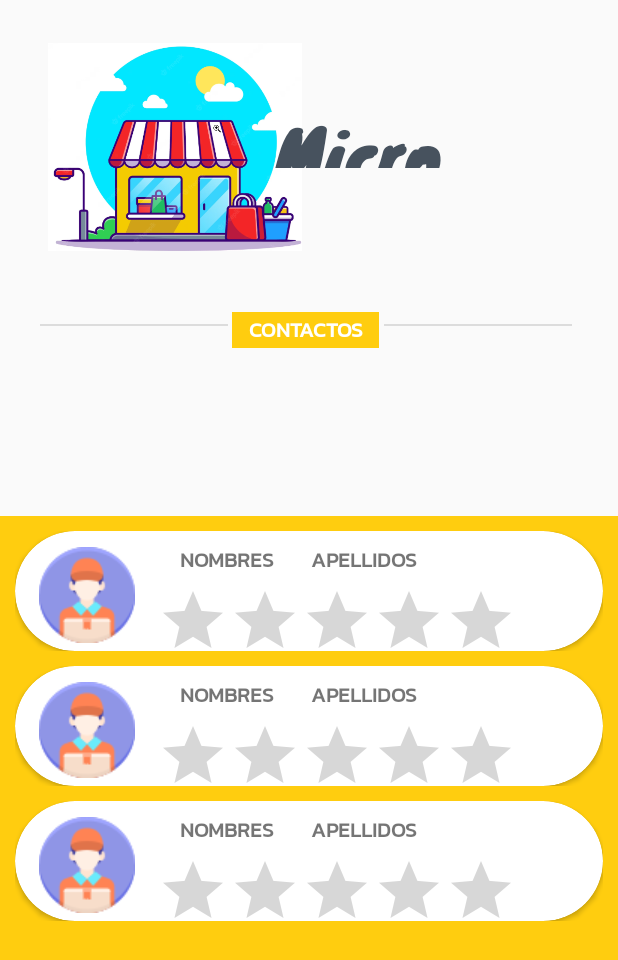
After one commit to CarlosCarbonel/TF_GRUPO03_MicroDelivery, an Android app: the layout activity_lista_contactos.xml on its own in the app's theme, with its tools: preview values and no code run, on a phone screen of 412 x 824 dp. The commit adds this screen. Shown: the top 960 px of the screen. Run offline under Robolectric (Android 15) with nearby library versions, the phone set to English and light mode, and no system bars.

Commit message:
Lista de usuarios creados Agregar usuarios predefinidos en BD Utilización de cada fila de repartidor como boton para ir a su hoja detalle Ingreso a pantalla detalle de repartidor Boton con popup para simular llamada + popup basico listo

```diff
--- a/app/src/main/AndroidManifest.xml
+++ b/app/src/main/AndroidManifest.xml
@@ -13,6 +13,9 @@
         android:supportsRtl="true"
         android:theme="@style/Theme.TF_GRUPO03_MicroDelivery"
         tools:targetApi="31">
+        <activity
+            android:name=".lista_contactos"
+            android:exported="false" />
         <activity
             android:name=".popupllamada"
             android:exported="false" />
@@ -42,7 +45,7 @@
             android:exported="false" />
         <activity
             android:name=".Perfil_Repartidor"
-            android:exported="false"></activity>
+            android:exported="false" />
     </application>
 
 </manifest>
--- /dev/null
+++ b/app/src/main/res/layout/activity_lista_contactos.xml
@@ -0,0 +1,93 @@
+<?xml version="1.0" encoding="utf-8"?>
+<androidx.constraintlayout.widget.ConstraintLayout xmlns:android="http://schemas.android.com/apk/res/android"
+    xmlns:app="http://schemas.android.com/apk/res-auto"
+    xmlns:tools="http://schemas.android.com/tools"
+    android:layout_width="match_parent"
+    android:layout_height="match_parent"
+    tools:context=".util.ListaRepartidor"
+    android:orientation="vertical">
+
+    <ImageView
+        android:id="@+id/imageView"
+        android:layout_width="169dp"
+        android:layout_height="164dp"
+        android:layout_marginTop="16dp"
+        app:layout_constraintEnd_toEndOf="parent"
+        app:layout_constraintHorizontal_bias="0.132"
+        app:layout_constraintStart_toStartOf="parent"
+        app:layout_constraintTop_toTopOf="parent"
+        app:srcCompat="@drawable/logop" />
+
+    <TextView
+        android:id="@+id/textView"
+        android:layout_width="197dp"
+        android:layout_height="46dp"
+        android:layout_alignParentEnd="false"
+        android:layout_toEndOf="@+id/imageView"
+        android:backgroundTint="@color/white"
+        android:fontFamily="@font/knewave"
+        android:text="Micro Delivery"
+        android:textColor="#FF47525E"
+        android:textSize="70px"
+        app:layout_constraintBottom_toBottomOf="@+id/imageView"
+        app:layout_constraintEnd_toEndOf="parent"
+        app:layout_constraintHorizontal_bias="0.855"
+        app:layout_constraintStart_toStartOf="parent"
+        app:layout_constraintTop_toTopOf="parent"
+        app:layout_constraintVertical_bias="0.492" />
+
+    <View
+        android:id="@+id/divider5"
+        android:layout_width="125dp"
+        android:layout_height="1dp"
+        android:layout_marginTop="36dp"
+        android:layout_marginEnd="28dp"
+        android:background="?android:attr/listDivider"
+        app:layout_constraintEnd_toEndOf="parent"
+        app:layout_constraintStart_toEndOf="@+id/textView"
+        app:layout_constraintTop_toBottomOf="@+id/imageView" />
+
+
+
+    <View
+        android:id="@+id/divider4"
+        android:layout_width="125dp"
+        android:layout_height="1dp"
+        android:layout_marginStart="24dp"
+        android:layout_marginTop="36dp"
+        android:background="?android:attr/listDivider"
+        app:layout_constraintEnd_toStartOf="@+id/textView"
+        app:layout_constraintStart_toStartOf="parent"
+        app:layout_constraintTop_toBottomOf="@+id/imageView" />
+
+    <TextView
+        android:id="@+id/textView"
+        android:layout_width="98dp"
+        android:layout_height="24dp"
+        android:layout_marginTop="28dp"
+        android:background="#FFCD0F"
+        android:gravity="center"
+        android:shadowColor="#FFCD0F"
+        android:text="CONTACTOS"
+        android:fontFamily="@font/kanit"
+        android:textColor="@color/white"
+        android:textColorHighlight="#FFCD0F"
+        android:textColorLink="#FFCD0F"
+        android:textStyle="bold"
+        app:layout_constraintEnd_toEndOf="parent"
+        app:layout_constraintHorizontal_bias="0.492"
+        app:layout_constraintStart_toStartOf="parent"
+        app:layout_constraintTop_toBottomOf="@+id/imageView" />
+
+    <androidx.recyclerview.widget.RecyclerView
+        android:id="@+id/rvUsuarios"
+        android:layout_width="match_parent"
+        android:layout_height="480dp"
+        android:background="#FFCD0F"
+        app:layout_constraintBottom_toBottomOf="parent"
+        app:layout_constraintEnd_toEndOf="parent"
+        app:layout_constraintStart_toStartOf="parent"
+        tools:listitem="@layout/fila_repartidor" />
+
+
+</androidx.constraintlayout.widget.ConstraintLayout>
--- a/app/src/main/res/layout/fila_repartidor.xml
+++ b/app/src/main/res/layout/fila_repartidor.xml
@@ -40,6 +40,7 @@
                 android:layout_height="wrap_content"
                 android:layout_marginTop="8dp"
                 android:text="NOMBRES"
+                android:fontFamily="@font/kanit"
                 android:textStyle="bold"
                 app:layout_constraintEnd_toEndOf="parent"
                 app:layout_constraintHorizontal_bias="0.126"
@@ -53,6 +54,7 @@
                 android:layout_marginTop="8dp"
                 android:layout_marginEnd="36dp"
                 android:text="APELLIDOS"
+                android:fontFamily="@font/kanit"
                 android:textStyle="bold"
                 app:layout_constraintEnd_toEndOf="parent"
                 app:layout_constraintHorizontal_bias="0.237"
```
Also changed, not shown: app/src/main/java/com/upc/tf_grupo03_microdelivery/dao/ContactosDAO.kt (added, +75 -0 lines), app/src/main/java/com/upc/tf_grupo03_microdelivery/entidades/Contacto.kt (added, +15 -0 lines), app/src/main/java/com/upc/tf_grupo03_microdelivery/lista_contactos.kt (added, +11 -0 lines), app/src/main/java/com/upc/tf_grupo03_microdelivery/util/SqliteDB.kt (+17 -0 lines), app/src/main/res/drawable/caja_elipseamarillo.xml (added, +13 -0 lines).
